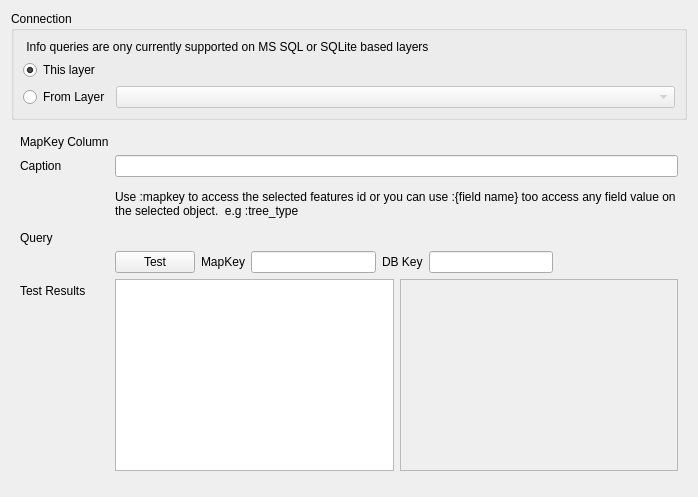
roam-qgis/Roam, file src/configmanager/ui/nodewidgets/ui_infonode.ui: the form before one commit.
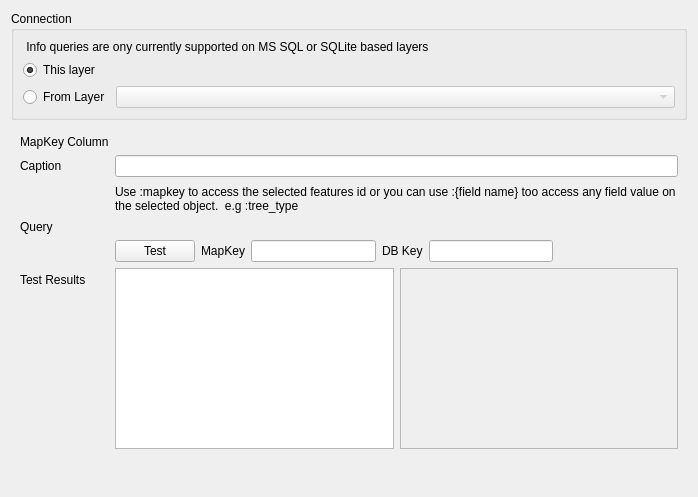
The form after the commit. Custom widgets are drawn as their Qt base class.

Commit message: Show message on no features

Patch:
```diff
--- a/src/configmanager/ui/nodewidgets/ui_infonode.ui
+++ b/src/configmanager/ui/nodewidgets/ui_infonode.ui
@@ -215,7 +215,7 @@
              <x>0</x>
              <y>0</y>
              <width>284</width>
-             <height>190</height>
+             <height>161</height>
             </rect>
            </property>
            <layout class="QVBoxLayout" name="verticalLayout_2">
@@ -257,6 +257,21 @@
         <item row="0" column="0">
          <widget class="QTableView" name="previewGrid"/>
         </item>
+        <item row="1" column="0" colspan="2">
+         <widget class="QLabel" name="resultsLabel">
+          <property name="font">
+           <font>
+            <pointsize>14</pointsize>
+           </font>
+          </property>
+          <property name="styleSheet">
+           <string notr="true">color: rgb(255, 59, 41);</string>
+          </property>
+          <property name="text">
+           <string/>
+          </property>
+         </widget>
+        </item>
        </layout>
       </item>
       <item row="7" column="0">
```
The commit also changes 1 other file.
